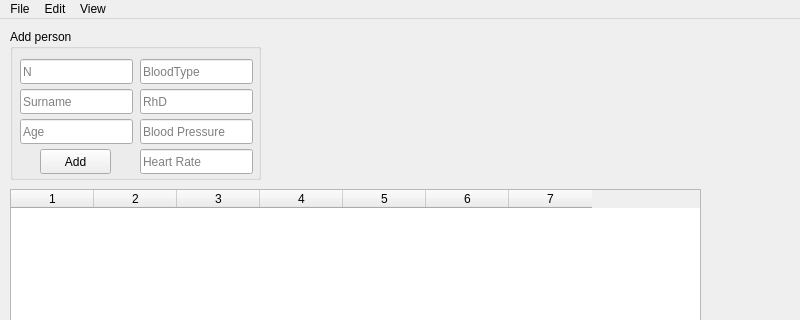
Qt form OOP/cw/mainwindow.ui (geekylthyosaur/lpnu) before a commit; both pictures show x 0 to 800 and y 0 to 320 of the 800 by 600 pixel window.
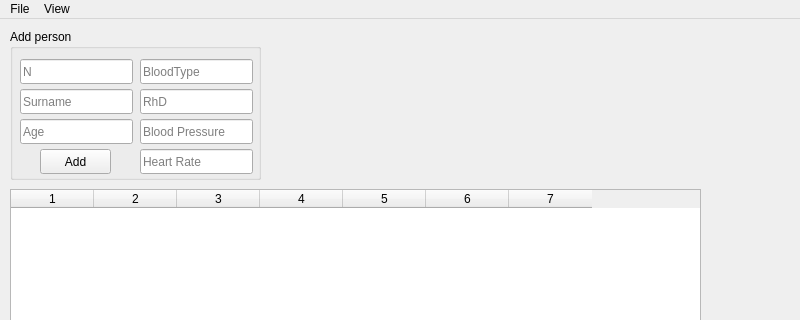
The same form after that commit.

What changed in the file:
```diff
--- a/OOP/cw/mainwindow.ui
+++ b/OOP/cw/mainwindow.ui
@@ -277,7 +277,7 @@
      <x>0</x>
      <y>0</y>
      <width>800</width>
-     <height>22</height>
+     <height>20</height>
     </rect>
    </property>
    <widget class="QMenu" name="menuFile">
@@ -286,12 +286,7 @@
     </property>
     <addaction name="actionOpen"/>
     <addaction name="actionSave"/>
-   </widget>
-   <widget class="QMenu" name="menuEdit">
-    <property name="title">
-     <string>Edit</string>
-    </property>
-    <addaction name="actionAdd"/>
+    <addaction name="actionClose"/>
    </widget>
    <widget class="QMenu" name="menuView">
     <property name="title">
@@ -317,7 +312,6 @@
     <addaction name="actionDefault"/>
    </widget>
    <addaction name="menuFile"/>
-   <addaction name="menuEdit"/>
    <addaction name="menuView"/>
   </widget>
   <action name="actionOpen">
```
Left out of the diff: 18 changed lines with no effect on the pictures.
